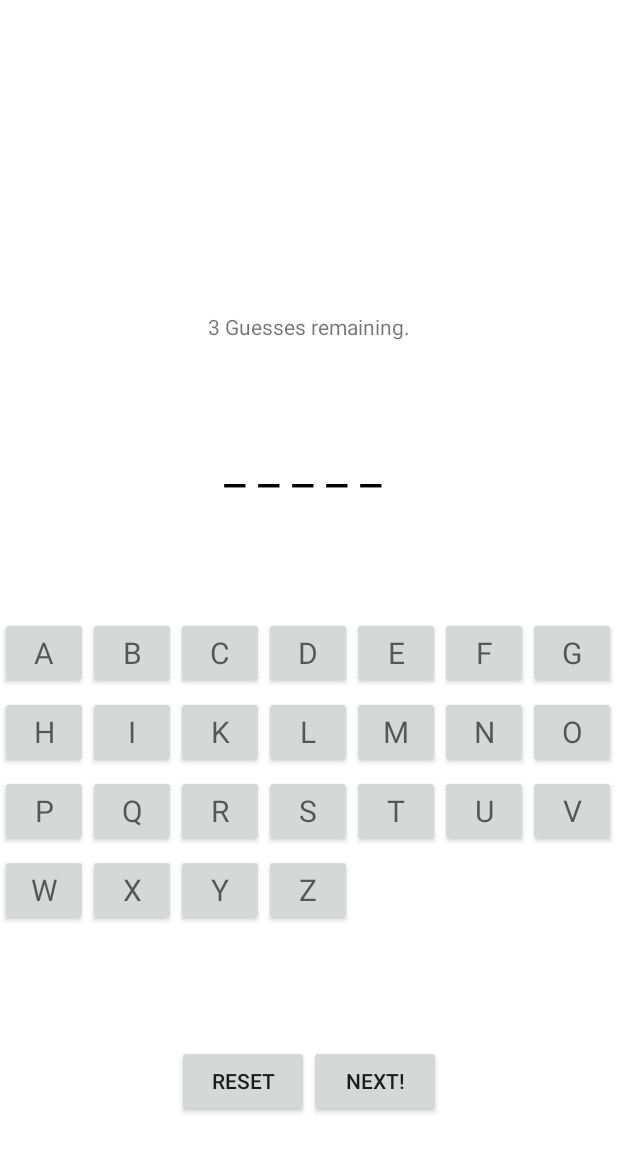
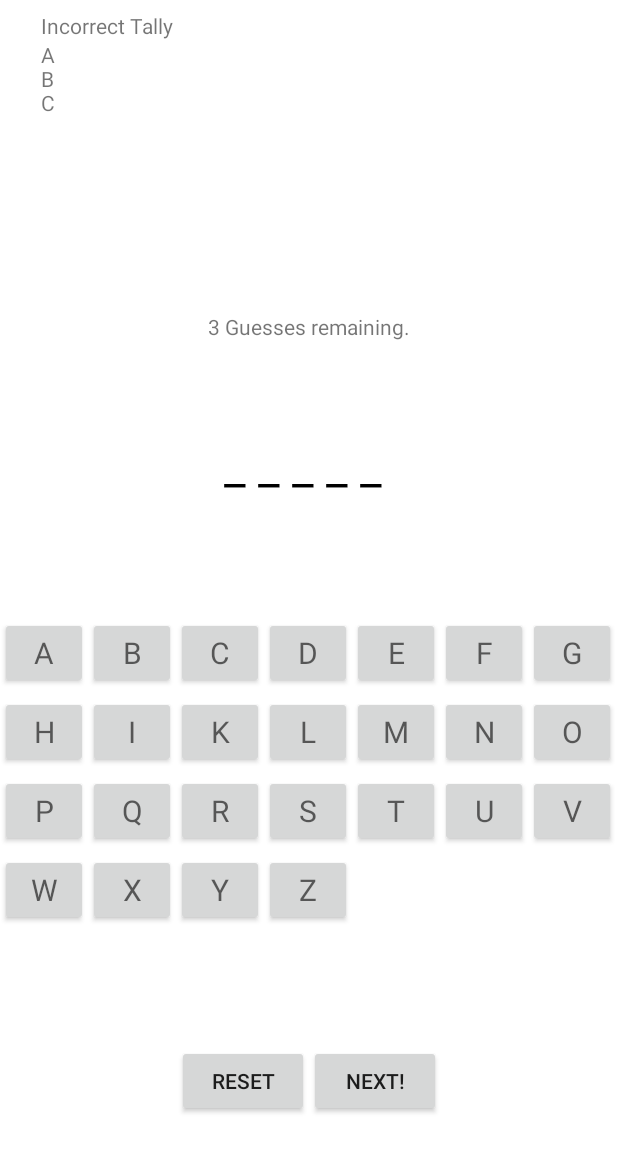
Before and after one commit to ccharle/WordTrivia, an Android app: the screen it shows after launch (MainActivity), after a tap on an icon or button, on a phone screen of 412 x 824 dp. Shown: the top 1152 px of the screen. Run offline under Robolectric (Android 15) with nearby library versions, the phone set to English and light mode, and no system bars; 3 other taps on this screen came first.

Commit message:
add tally for incorrect guesses

```diff
--- a/app/src/main/java/org/pursuit/wordtrivia/presenter/TheGamePresenter.kt
+++ b/app/src/main/java/org/pursuit/wordtrivia/presenter/TheGamePresenter.kt
@@ -1,5 +1,6 @@
 package org.pursuit.wordtrivia.presenter
 
+import android.util.Log
 import org.pursuit.wordtrivia.contract.MainContract
 
 class TheGamePresenter(private val currentWord: String?, private val viewRef: MainContract.View) :
@@ -7,19 +8,21 @@ class TheGamePresenter(private val currentWord: String?, private val viewRef: Ma
     MainContract.GamePresenter {
     override fun onRefreshGame() {
         incorrectGuess = 6
-        lettersGuessed.clear()
+        lettersGuessedArray.clear()
+        guessCount = 0
     }
 
 
-    private var lettersGuessed = arrayListOf<String>()
+    private var lettersGuessedArray = arrayListOf<String>()
     private var guessedWord: Boolean = false
     private var blankArray = ArrayList<String>()
     private var incorrectGuess: Int = 6
+    private var guessCount = 0
 
 
     override fun letterPressed(word: String?) {
         if (incorrectGuess != 0) {
-            viewRef.revealHiddenLetter(word, guessWord(word!!), incorrectGuess, lettersGuessed)
+            viewRef.revealHiddenLetter(word, guessWord(word!!), incorrectGuess, lettersGuessedArray)
         } else {
             viewRef.gameOver()
         }
@@ -34,13 +37,12 @@ class TheGamePresenter(private val currentWord: String?, private val viewRef: Ma
 
 
     private fun guessWord(input: String): Boolean {
+
         return if (currentWord!!.contains(input.toLowerCase()) || currentWord.contains(input)) {
-
             true
         } else {
-            for (i in lettersGuessed.indices) {
-                lettersGuessed.add(i, input)
-            }
+                lettersGuessedArray.add(guessCount, input)
+                guessCount++
             incorrectGuess--
             false
         }
--- a/app/src/main/java/org/pursuit/wordtrivia/view/MainActivity.kt
+++ b/app/src/main/java/org/pursuit/wordtrivia/view/MainActivity.kt
@@ -26,7 +26,7 @@ class MainActivity : AppCompatActivity(), MainContract.View {
 
     private var displayWordsArray = arrayListOf<TextView>()
     private var blanksArray = arrayListOf<TextView>()
-
+    private var wrongGuessTally = ""
     private var buttonPressed: String? = null
     private lateinit var netWorkPresenterRef: WordNetworkPresenter
     private lateinit var gamePresenterRef: TheGamePresenter
@@ -44,7 +44,10 @@ class MainActivity : AppCompatActivity(), MainContract.View {
         gridvw_letters.adapter = alphabetAdapter
         netWorkPresenterRef = WordNetworkPresenter(wordClient, this)
         netWorkPresenterRef.getWordList()
-        bttn_newword.setOnClickListener { netWorkPresenterRef.requestRandomWord();gamePresenterRef.onRefreshGame() }
+        bttn_newword.setOnClickListener {
+            netWorkPresenterRef.requestRandomWord();gamePresenterRef.onRefreshGame();
+            txtvw_incorrectguesses.text = null
+        }
 
     }
 
@@ -54,12 +57,18 @@ class MainActivity : AppCompatActivity(), MainContract.View {
         score: Int,
         guessedLettersArray: ArrayList<String>
     ) {
-        var wrongGuessTally = ""
+
         for (i in guessedLettersArray.indices) {
-            wrongGuessTally += guessedLettersArray[i]
+            if (!wrongGuessTally.contains(guessedLettersArray[i])) {
+                wrongGuessTally += guessedLettersArray[i] + "\n"
+            }
         }
         txtvw_incorrectguesses.text = wrongGuessTally + " "
-
+        Toast.makeText(
+            this,
+            wrongGuessTally + guessedLettersArray.size.toString(),
+            Toast.LENGTH_SHORT
+        ).show()
         txtvw_incorrectguesses
         txvw_score.text = score.toString() + remainingGuessesSentence
         if (boolean) {
@@ -73,14 +82,14 @@ class MainActivity : AppCompatActivity(), MainContract.View {
                     displayWordsArray[i].setTextColor(Color.BLACK)
                 }
             }
-        } else {
-
-            Toast.makeText(
-                this,
-                "NO" + letter + displayWordsArray[2].text.toString(),
-                Toast.LENGTH_SHORT
-            ).show()
-        }
+        } //else {
+//
+////            Toast.makeText(
+////                this,
+////                "NO" + letter + displayWordsArray[2].text.toString(),
+////                Toast.LENGTH_SHORT
+////            ).show()
+//        }
     }
 
 
--- a/app/src/main/res/layout/activity_main.xml
+++ b/app/src/main/res/layout/activity_main.xml
@@ -118,12 +118,20 @@
             android:layout_width="match_parent"
             android:layout_height="wrap_content"
             android:orientation="vertical">
+            <TextView
+                android:id="@+id/txtvw_guessSign"
+                android:layout_width="match_parent"
+                android:layout_height="wrap_content"
+                android:text="Incorrect Tally"
+                android:singleLine="false"
+                android:scrollbars="vertical" />
 
             <TextView
                 android:id="@+id/txtvw_incorrectguesses"
                 android:layout_width="match_parent"
                 android:layout_height="wrap_content"
                 android:maxWidth="10dp"
+                android:text="Hello"
                 android:singleLine="false"
                 android:scrollbars="vertical" />
 
```
